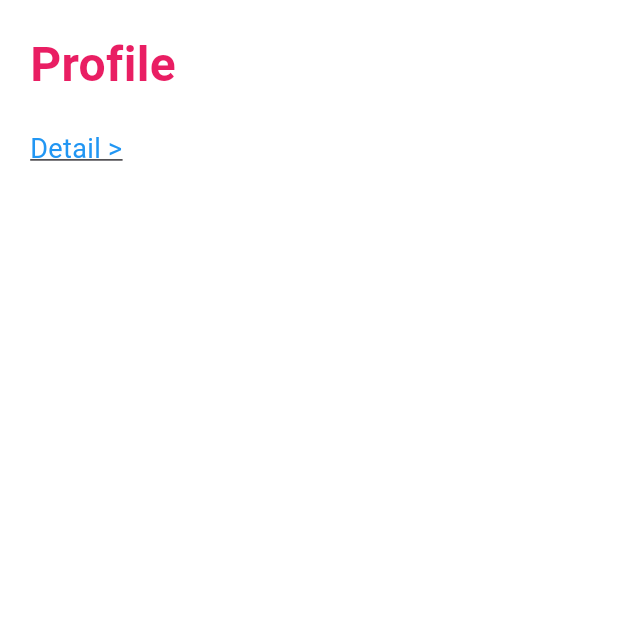
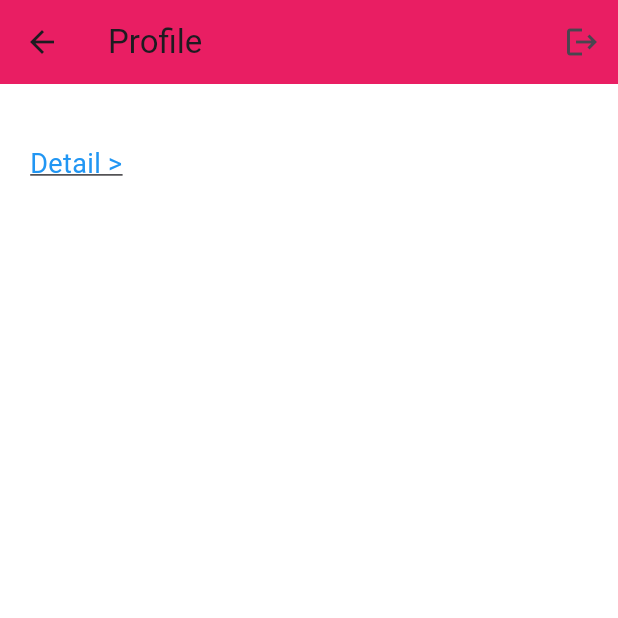
Before and after one commit to thisalma/Assignment-2-Mobile-App-Development, a Flutter app: the ProfilePage screen opened directly, on a phone screen of 412 x 824 dp, the top half of it. Run offline on Flutter 3.47's test engine with Material 3 defaults, Android fonts, the phone set to English and light mode, and no system bars; our stand-ins replace shared_preferences; accounts and stored records are empty.

Commit message:
i changed the code into a persistent login and add a logout button✅

```diff
--- a/lib/profile_page.dart
+++ b/lib/profile_page.dart
@@ -1,5 +1,9 @@
+// ignore_for_file: use_build_context_synchronously
+
 import 'package:flutter/material.dart';
+import 'package:shared_preferences/shared_preferences.dart';
 import 'user_profile.dart';
+import 'login.dart';
 
 class ProfilePage extends StatefulWidget {
   const ProfilePage({super.key});
@@ -33,23 +37,35 @@ class _ProfilePageState extends State<ProfilePage> {
     );
   }
 
+  void logout() async {
+    final prefs = await SharedPreferences.getInstance();
+    await prefs.setBool('isLoggedIn', false); // clear login
+    Navigator.pushReplacement(
+      context,
+      MaterialPageRoute(builder: (context) => const LoginScreen()),
+    );
+  }
+
   @override
   Widget build(BuildContext context) {
     return Scaffold(
       backgroundColor: Colors.white,
+      appBar: AppBar(
+        backgroundColor: Colors.pink,
+        title: const Text('Profile'),
+        actions: [
+          IconButton(
+            icon: const Icon(Icons.logout),
+            tooltip: 'Logout',
+            onPressed: logout,
+          ),
+        ],
+      ),
       body: SafeArea(
         child: Padding(
           padding: const EdgeInsets.all(20.0),
           child: ListView(
             children: [
-              const Text(
-                'Profile',
-                style: TextStyle(
-                  fontSize: 32,
-                  fontWeight: FontWeight.bold,
-                  color: Colors.pink,
-                ),
-              ),
               const SizedBox(height: 20),
               GestureDetector(
                 onTap: () {
```
Also changed, not shown: lib/login.dart (+5 -3 lines), lib/main.dart (+43 -13 lines), lib/register.dart (+6 -1 lines).
